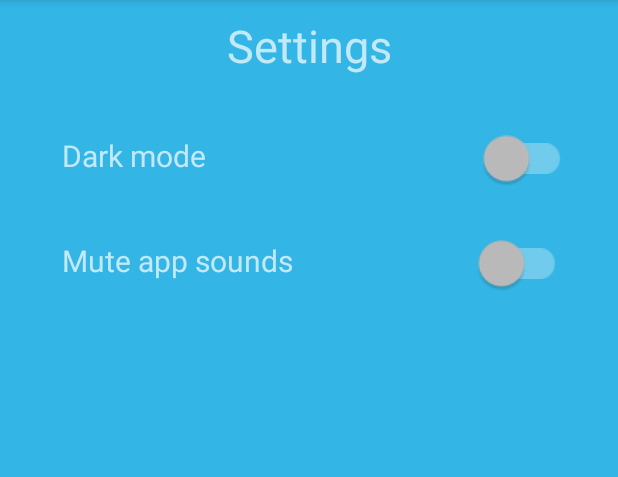
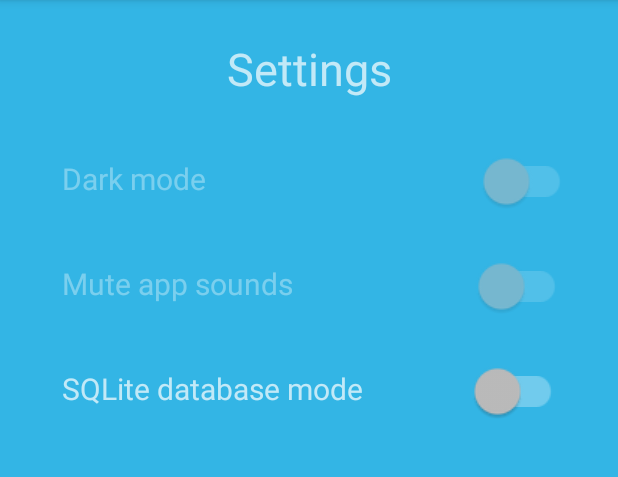
Before and after one commit to Harnet69/Location, an Android app: the screen it shows after launch (MainActivity), in the options menu, after a tap on "Settings", on a phone screen of 412 x 824 dp, the part 84-561 px from its top. Run offline under Robolectric (Android 15) with nearby library versions, the phone set to English and light mode, and no system bars; pictures from the network do not load.

Commit message:
SQLite button was implemented

```diff
--- a/app/src/main/res/layout/fragment_settings.xml
+++ b/app/src/main/res/layout/fragment_settings.xml
@@ -18,7 +18,7 @@
         android:layout_width="wrap_content"
         android:layout_height="wrap_content"
         android:layout_marginStart="10dp"
-        android:layout_marginTop="10dp"
+        android:layout_marginTop="25dp"
         android:layout_marginEnd="10dp"
         android:text="Settings"
         android:textSize="30sp"
@@ -35,6 +35,7 @@
         android:layout_marginTop="20dp"
         android:layout_marginEnd="25dp"
         android:layout_weight="1"
+        android:alpha="0.5"
         android:orientation="horizontal"
         app:layout_constraintEnd_toEndOf="parent"
         app:layout_constraintStart_toStartOf="parent"
@@ -67,6 +68,7 @@
         android:layout_height="wrap_content"
         android:layout_marginStart="25dp"
         android:layout_marginEnd="25dp"
+        android:alpha="0.5"
         android:orientation="horizontal"
         app:layout_constraintEnd_toEndOf="parent"
         app:layout_constraintStart_toStartOf="parent"
@@ -92,4 +94,37 @@
             android:scaleX="1.5"
             android:scaleY="1.5" />
     </LinearLayout>
+
+    <LinearLayout
+        android:id="@+id/switchToSQLite_linearLayout"
+        android:layout_width="0dp"
+        android:layout_height="wrap_content"
+        android:layout_marginStart="25dp"
+        android:layout_marginEnd="25dp"
+        android:orientation="horizontal"
+        app:layout_constraintEnd_toEndOf="parent"
+        app:layout_constraintHorizontal_bias="0.0"
+        app:layout_constraintStart_toStartOf="parent"
+        app:layout_constraintTop_toBottomOf="@+id/muteSounds_linearLayout">
+
+        <TextView
+            android:id="@+id/switchToSQLite_textView"
+            android:layout_width="wrap_content"
+            android:layout_height="wrap_content"
+
+            android:layout_marginLeft="16dp"
+            android:layout_weight="1"
+            android:text="SQLite database mode"
+            android:textSize="20sp"
+            app:layout_constraintStart_toStartOf="parent" />
+
+        <androidx.appcompat.widget.SwitchCompat
+            android:id="@+id/switchToSQLite_switch"
+            android:layout_width="wrap_content"
+            android:layout_height="70dp"
+            android:layout_marginEnd="20dp"
+            android:layout_weight="0.3"
+            android:scaleX="1.5"
+            android:scaleY="1.5" />
+    </LinearLayout>
 </androidx.constraintlayout.widget.ConstraintLayout>
```
